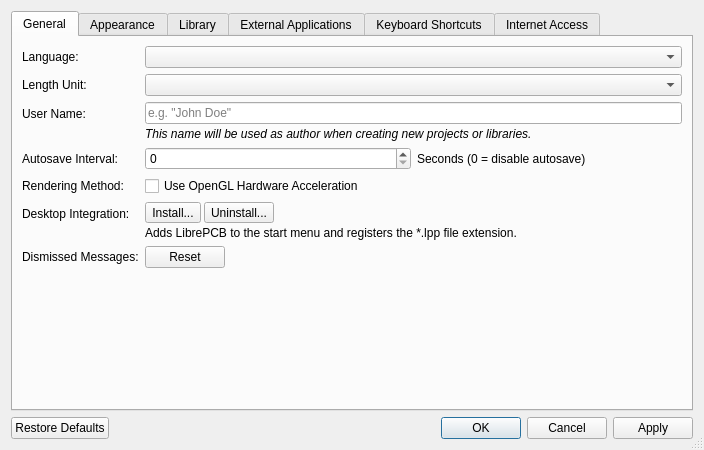
LibrePCB/LibrePCB, file libs/librepcb/editor/workspace/workspacesettingsdialog.ui: the form before one commit.
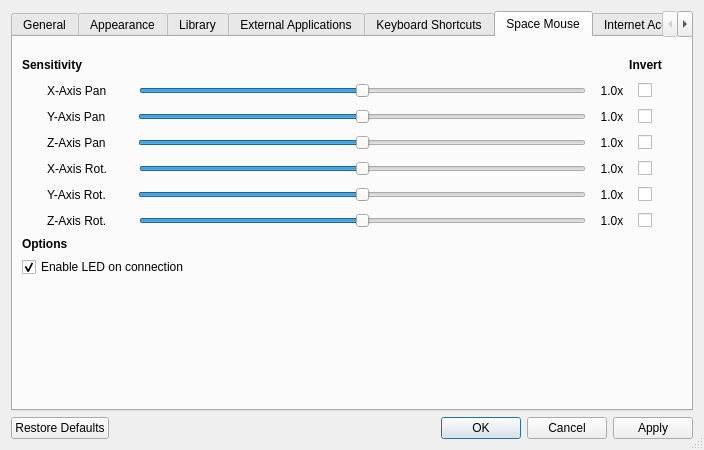
The form after the commit. Icons and pictures are not drawn. Custom widgets are drawn as their Qt base class.

Commit message: Adding Space Mouse axis sensitivity and inversion controls.

```diff
--- a/libs/librepcb/editor/workspace/workspacesettingsdialog.ui
+++ b/libs/librepcb/editor/workspace/workspacesettingsdialog.ui
@@ -26,7 +26,7 @@
    <item>
     <widget class="QTabWidget" name="tabWidget">
      <property name="currentIndex">
-      <number>0</number>
+      <number>5</number>
      </property>
      <widget class="QWidget" name="generalTab">
       <attribute name="title">
@@ -794,6 +794,636 @@
        </item>
       </layout>
      </widget>
+     <widget class="QWidget" name="spaceMouseTab">
+      <attribute name="title">
+       <string>Space Mouse</string>
+      </attribute>
+      <layout class="QVBoxLayout" name="verticalLayout_spaceMouse">
+       <item>
+        <widget class="QStackedWidget" name="stkSpaceMouse">
+         <property name="currentIndex">
+          <number>0</number>
+         </property>
+         <widget class="QWidget" name="pageSpaceMouseControls">
+          <layout class="QGridLayout" name="gridLayoutSpaceMouse">
+           <property name="leftMargin">
+            <number>0</number>
+           </property>
+           <property name="rightMargin">
+            <number>20</number>
+           </property>
+           <item row="5" column="1">
+            <layout class="QHBoxLayout" name="horizontalLayout_4">
+             <property name="leftMargin">
+              <number>25</number>
+             </property>
+             <property name="topMargin">
+              <number>0</number>
+             </property>
+             <property name="rightMargin">
+              <number>10</number>
+             </property>
+             <property name="bottomMargin">
+              <number>0</number>
+             </property>
+             <item>
+              <widget class="QLabel" name="label_22">
+               <property name="text">
+                <string>X-Axis Pan</string>
+               </property>
+              </widget>
+             </item>
+             <item>
+              <widget class="QLabel" name="lblSpaceMouseIconPanH">
+               <property name="minimumSize">
+                <size>
+                 <width>20</width>
+                 <height>20</height>
+                </size>
+               </property>
+               <property name="text">
+                <string notr="true"/>
+               </property>
+               <property name="alignment">
+                <set>Qt::AlignmentFlag::AlignCenter</set>
+               </property>
+              </widget>
+             </item>
+             <item>
+              <widget class="QSlider" name="sldSpaceMousePanH">
+               <property name="toolTip">
+                <string>Double-click to reset</string>
+               </property>
+               <property name="minimum">
+                <number>-100</number>
+               </property>
+               <property name="maximum">
+                <number>100</number>
+               </property>
+               <property name="singleStep">
+                <number>5</number>
+               </property>
+               <property name="pageStep">
+                <number>10</number>
+               </property>
+               <property name="value">
+                <number>0</number>
+               </property>
+               <property name="orientation">
+                <enum>Qt::Orientation::Horizontal</enum>
+               </property>
+              </widget>
+             </item>
+             <item>
+              <widget class="QLabel" name="lblSpaceMousePanHValue">
+               <property name="minimumSize">
+                <size>
+                 <width>40</width>
+                 <height>0</height>
+                </size>
+               </property>
+               <property name="text">
+                <string notr="true">1.0x</string>
+               </property>
+               <property name="alignment">
+                <set>Qt::AlignmentFlag::AlignCenter</set>
+               </property>
+              </widget>
+             </item>
+             <item>
+              <widget class="QCheckBox" name="chkSpaceMousePanHInvert">
+               <property name="text">
+                <string notr="true"/>
+               </property>
+              </widget>
+             </item>
+            </layout>
+           </item>
+           <item row="18" column="1">
+            <widget class="QCheckBox" name="chkSpaceMouseEnableLed">
+             <property name="text">
+              <string>Enable LED on connection</string>
+             </property>
+             <property name="checked">
+              <bool>true</bool>
+             </property>
+            </widget>
+           </item>
+           <item row="13" column="1">
+            <layout class="QHBoxLayout" name="horizontalLayout_9">
+             <property name="leftMargin">
+              <number>25</number>
+             </property>
+             <property name="topMargin">
+              <number>0</number>
+             </property>
+             <property name="rightMargin">
+              <number>10</number>
+             </property>
+             <item>
+              <widget class="QLabel" name="label_27">
+               <property name="text">
+                <string>Y-Axis Rot.</string>
+               </property>
+              </widget>
+             </item>
+             <item>
+              <widget class="QLabel" name="lblSpaceMouseIconRoll">
+               <property name="minimumSize">
+                <size>
+                 <width>20</width>
+                 <height>20</height>
+                </size>
+               </property>
+               <property name="text">
+                <string notr="true"/>
+               </property>
+               <property name="alignment">
+                <set>Qt::AlignmentFlag::AlignCenter</set>
+               </property>
+              </widget>
+             </item>
+             <item>
+              <widget class="QSlider" name="sldSpaceMouseRoll">
+               <property name="toolTip">
+                <string>Double-click to reset</string>
+               </property>
+               <property name="minimum">
+                <number>-100</number>
+               </property>
+               <property name="maximum">
+                <number>100</number>
+               </property>
+               <property name="singleStep">
+                <number>5</number>
+               </property>
+               <property name="pageStep">
+                <number>10</number>
+               </property>
+               <property name="value">
+                <number>0</number>
+               </property>
+               <property name="orientation">
+                <enum>Qt::Orientation::Horizontal</enum>
+               </property>
+              </widget>
+             </item>
+             <item>
+              <widget class="QLabel" name="lblSpaceMouseRollValue">
+               <property name="minimumSize">
+                <size>
+                 <width>40</width>
+                 <height>0</height>
+                </size>
+               </property>
+               <property name="text">
+                <string notr="true">1.0x</string>
+               </property>
+               <property name="alignment">
+                <set>Qt::AlignmentFlag::AlignCenter</set>
+               </property>
+              </widget>
+             </item>
+             <item>
+              <widget class="QCheckBox" name="chkSpaceMouseRollInvert">
+               <property name="text">
+                <string notr="true"/>
+               </property>
+              </widget>
+             </item>
+            </layout>
+           </item>
+           <item row="9" column="1">
+            <layout class="QHBoxLayout" name="horizontalLayout_7">
+             <property name="leftMargin">
+              <number>25</number>
+             </property>
+             <property name="topMargin">
+              <number>0</number>
+             </property>
+             <property name="rightMargin">
+              <number>10</number>
+             </property>
+             <item>
+              <widget class="QLabel" name="label_25">
+               <property name="text">
+                <string>Z-Axis Pan</string>
+               </property>
+              </widget>
+             </item>
+             <item>
+              <widget class="QLabel" name="lblSpaceMouseIconZoom">
+               <property name="minimumSize">
+                <size>
+                 <width>20</width>
+                 <height>20</height>
+                </size>
+               </property>
+               <property name="text">
+                <string notr="true"/>
+               </property>
+               <property name="alignment">
+                <set>Qt::AlignmentFlag::AlignCenter</set>
+               </property>
+              </widget>
+             </item>
+             <item>
+              <widget class="QSlider" name="sldSpaceMouseZoom">
+               <property name="toolTip">
+                <string>Double-click to reset</string>
+               </property>
+               <property name="minimum">
+                <number>-100</number>
+               </property>
+               <property name="maximum">
+                <number>100</number>
+               </property>
+               <property name="singleStep">
+                <number>5</number>
+               </property>
+               <property name="pageStep">
+                <number>10</number>
+               </property>
+               <property name="value">
+                <number>0</number>
+               </property>
+               <property name="orientation">
+                <enum>Qt::Orientation::Horizontal</enum>
+               </property>
+              </widget>
+             </item>
+             <item>
+              <widget class="QLabel" name="lblSpaceMouseZoomValue">
+               <property name="minimumSize">
+                <size>
+                 <width>40</width>
+                 <height>0</height>
+                </size>
+               </property>
+               <property name="text">
+                <string notr="true">1.0x</string>
+               </property>
+               <property name="alignment">
+                <set>Qt::AlignmentFlag::AlignCenter</set>
+               </property>
+              </widget>
+             </item>
+             <item>
+              <widget class="QCheckBox" name="chkSpaceMouseZoomInvert">
+               <property name="text">
+                <string notr="true"/>
+               </property>
+              </widget>
+             </item>
+            </layout>
+           </item>
+           <item row="7" column="1">
+            <layout class="QHBoxLayout" name="horizontalLayout_6">
+             <property name="leftMargin">
+              <number>25</number>
+             </property>
+             <property name="topMargin">
+              <number>0</number>
+             </property>
+             <property name="rightMargin">
+              <number>10</number>
+             </property>
+             <item>
+              <widget class="QLabel" name="label_24">
+               <property name="text">
+                <string>Y-Axis Pan</string>
+               </property>
+              </widget>
+             </item>
+             <item>
+              <widget class="QLabel" name="lblSpaceMouseIconPanV">
+               <property name="minimumSize">
+                <size>
+                 <width>20</width>
+                 <height>20</height>
+                </size>
+               </property>
+               <property name="text">
+                <string notr="true"/>
+               </property>
+               <property name="alignment">
+                <set>Qt::AlignmentFlag::AlignCenter</set>
+               </property>
+              </widget>
+             </item>
+             <item>
+              <widget class="QSlider" name="sldSpaceMousePanV">
+               <property name="toolTip">
+                <string>Double-click to reset</string>
+               </property>
+               <property name="minimum">
+                <number>-100</number>
+               </property>
+               <property name="maximum">
+                <number>100</number>
+               </property>
+               <property name="singleStep">
+                <number>5</number>
+               </property>
+               <property name="pageStep">
+                <number>10</number>
+               </property>
+               <property name="value">
+                <number>0</number>
+               </property>
+               <property name="orientation">
+                <enum>Qt::Orientation::Horizontal</enum>
+               </property>
+              </widget>
+             </item>
+             <item>
+              <widget class="QLabel" name="lblSpaceMousePanVValue">
+               <property name="minimumSize">
+                <size>
+                 <width>40</width>
+                 <height>0</height>
+                </size>
+               </property>
+               <property name="text">
+                <string notr="true">1.0x</string>
+               </property>
+               <property name="alignment">
+                <set>Qt::AlignmentFlag::AlignCenter</set>
+               </property>
+              </widget>
+             </item>
+             <item>
+              <widget class="QCheckBox" name="chkSpaceMousePanVInvert">
+               <property name="text">
+                <string notr="true"/>
+               </property>
+              </widget>
+             </item>
+            </layout>
+           </item>
+           <item row="11" column="1">
+            <layout class="QHBoxLayout" name="horizontalLayout_8">
+             <property name="leftMargin">
+              <number>25</number>
+             </property>
+             <property name="topMargin">
+              <number>0</number>
+             </property>
+             <property name="rightMargin">
+              <number>10</number>
+             </property>
+             <item>
+              <widget class="QLabel" name="label_26">
+               <property name="text">
+                <string>X-Axis Rot.</string>
+               </property>
+              </widget>
+             </item>
+             <item>
+              <widget class="QLabel" name="lblSpaceMouseIconPitch">
+               <property name="minimumSize">
+                <size>
+                 <width>20</width>
+                 <height>20</height>
+                </size>
+               </property>
+               <property name="text">
+                <string notr="true"/>
+               </property>
+               <property name="alignment">
+                <set>Qt::AlignmentFlag::AlignCenter</set>
+               </property>
+              </widget>
+             </item>
+             <item>
+              <widget class="QSlider" name="sldSpaceMousePitch">
+               <property name="toolTip">
+                <string>Double-click to reset</string>
+               </property>
+               <property name="minimum">
+                <number>-100</number>
+               </property>
+               <property name="maximum">
+                <number>100</number>
+               </property>
+               <property name="singleStep">
+                <number>5</number>
+               </property>
+               <property name="pageStep">
+                <number>10</number>
+               </property>
+               <property name="value">
+                <number>0</number>
+               </property>
+               <property name="orientation">
+                <enum>Qt::Orientation::Horizontal</enum>
+               </property>
+              </widget>
+             </item>
+             <item>
+              <widget class="QLabel" name="lblSpaceMousePitchValue">
+               <property name="minimumSize">
+                <size>
+                 <width>40</width>
+                 <height>0</height>
+                </size>
+               </property>
+               <property name="text">
+                <string notr="true">1.0x</string>
+               </property>
+               <property name="alignment">
+                <set>Qt::AlignmentFlag::AlignCenter</set>
+               </property>
+              </widget>
+             </item>
+             <item>
+              <widget class="QCheckBox" name="chkSpaceMousePitchInvert">
+               <property name="text">
+                <string notr="true"/>
+               </property>
+              </widget>
+             </item>
+            </layout>
+           </item>
+           <item row="17" column="1">
+            <widget class="QLabel" name="label_15">
+             <property name="font">
+              <font>
+               <bold>true</bold>
+              </font>
+             </property>
+             <property name="text">
+              <string>Options</string>
+             </property>
+            </widget>
+           </item>
+           <item row="15" column="1">
+            <layout class="QHBoxLayout" name="horizontalLayout_10">
+             <property name="leftMargin">
+              <number>25</number>
+             </property>
+             <property name="topMargin">
+              <number>0</number>
+             </property>
+             <property name="rightMargin">
+              <number>10</number>
+             </property>
+             <item>
+              <widget class="QLabel" name="label_28">
+               <property name="text">
+                <string>Z-Axis Rot.</string>
+               </property>
+              </widget>
+             </item>
+             <item>
+              <widget class="QLabel" name="lblSpaceMouseIconYaw">
+               <property name="minimumSize">
+                <size>
+                 <width>20</width>
+                 <height>20</height>
+                </size>
+               </property>
+               <property name="text">
+                <string notr="true"/>
+               </property>
+               <property name="alignment">
+                <set>Qt::AlignmentFlag::AlignCenter</set>
+               </property>
+              </widget>
+             </item>
+             <item>
+              <widget class="QSlider" name="sldSpaceMouseYaw">
+               <property name="toolTip">
+                <string>Double-click to reset</string>
+               </property>
+               <property name="minimum">
+                <number>-100</number>
+               </property>
+               <property name="maximum">
+                <number>100</number>
+               </property>
+               <property name="singleStep">
+                <number>5</number>
+               </property>
+               <property name="pageStep">
+                <number>10</number>
+               </property>
+               <property name="value">
+                <number>0</number>
+               </property>
+               <property name="orientation">
+                <enum>Qt::Orientation::Horizontal</enum>
+               </property>
+              </widget>
+             </item>
+             <item>
+              <widget class="QLabel" name="lblSpaceMouseYawValue">
+               <property name="minimumSize">
+                <size>
+                 <width>40</width>
+                 <height>0</height>
+                </size>
+               </property>
+               <property name="text">
+                <string notr="true">1.0x</string>
+               </property>
+               <property name="alignment">
+                <set>Qt::AlignmentFlag::AlignCenter</set>
+               </property>
+               <property name="margin">
+                <number>0</number>
+               </property>
+              </widget>
+             </item>
+             <item>
+              <widget class="QCheckBox" name="chkSpaceMouseYawInvert">
+               <property name="text">
+                <string notr="true"/>
+               </property>
+              </widget>
+             </item>
+            </layout>
+           </item>
+           <item row="2" column="1">
+            <layout class="QHBoxLayout" name="horizontalLayout_11">
+             <property name="topMargin">
+              <number>0</number>
+             </property>
+             <item>
+              <widget class="QLabel" name="label_9">
+               <property name="font">
+                <font>
+                 <bold>true</bold>
+                </font>
+               </property>
+               <property name="text">
+                <string>Sensitivity</string>
+               </property>
+              </widget>
+             </item>
+             <item>
+              <spacer name="horizontalSpacer_4">
+               <property name="orientation">
+                <enum>Qt::Orientation::Horizontal</enum>
+               </property>
+               <property name="sizeHint" stdset="0">
+                <size>
+                 <width>40</width>
+                 <height>20</height>
+                </size>
+               </property>
+              </spacer>
+             </item>
+             <item>
+              <widget class="QLabel" name="lblSpaceMouseReverseHeader">
+               <property name="font">
+                <font>
+                 <bold>true</bold>
+                </font>
+               </property>
+               <property name="text">
+                <string>Invert</string>
+               </property>
+               <property name="alignment">
+                <set>Qt::AlignmentFlag::AlignCenter</set>
+               </property>
+              </widget>
+             </item>
+            </layout>
+           </item>
+          </layout>
+         </widget>
+         <widget class="QWidget" name="pageSpaceMouseUnavailable">
+          <layout class="QVBoxLayout" name="verticalLayoutSpaceMouseUnavailable">
+           <item>
+            <widget class="QLabel" name="lblSpaceMouseUnavailable">
+             <property name="text">
+              <string>Space Mouse support is not available in this build. On Linux, this is usually because the libudev development package was not found when the application was built. Rebuilding with libudev available (or using an official prebuilt package) will enable this feature.</string>
+             </property>
+             <property name="wordWrap">
+              <bool>true</bool>
+             </property>
+            </widget>
+           </item>
+          </layout>
+         </widget>
+        </widget>
+       </item>
+       <item>
+        <spacer name="verticalSpacer_2">
+         <property name="orientation">
+          <enum>Qt::Orientation::Vertical</enum>
+         </property>
+         <property name="sizeHint" stdset="0">
+          <size>
+           <width>20</width>
+           <height>40</height>
+          </size>
+         </property>
+        </spacer>
+       </item>
+      </layout>
+     </widget>
      <widget class="QWidget" name="internetAccessTab">
       <attribute name="title">
        <string>Internet Access</string>
```
The commit also changes 17 other files.
